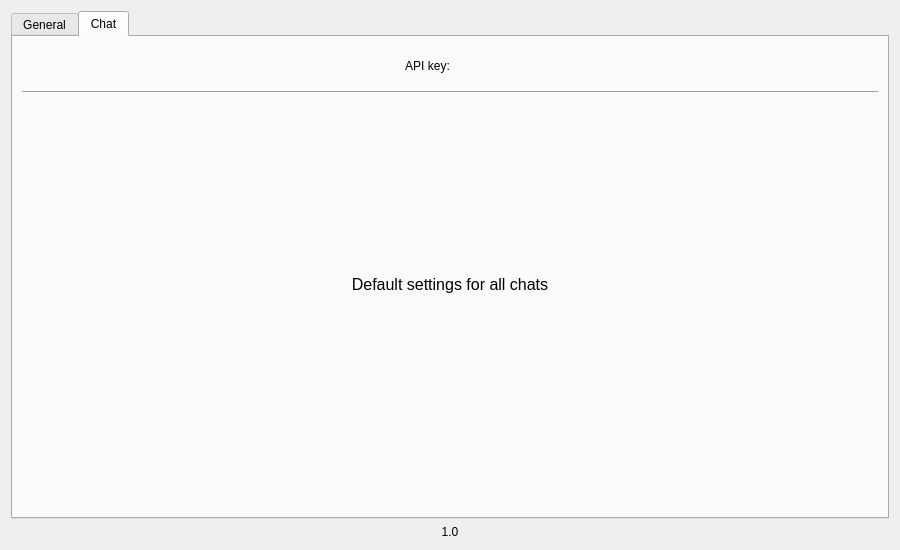
Before: the Qt Designer form src/ui/SettingsWidget.ui in KoromeloDev/MindMate, drawn with Qt 5.
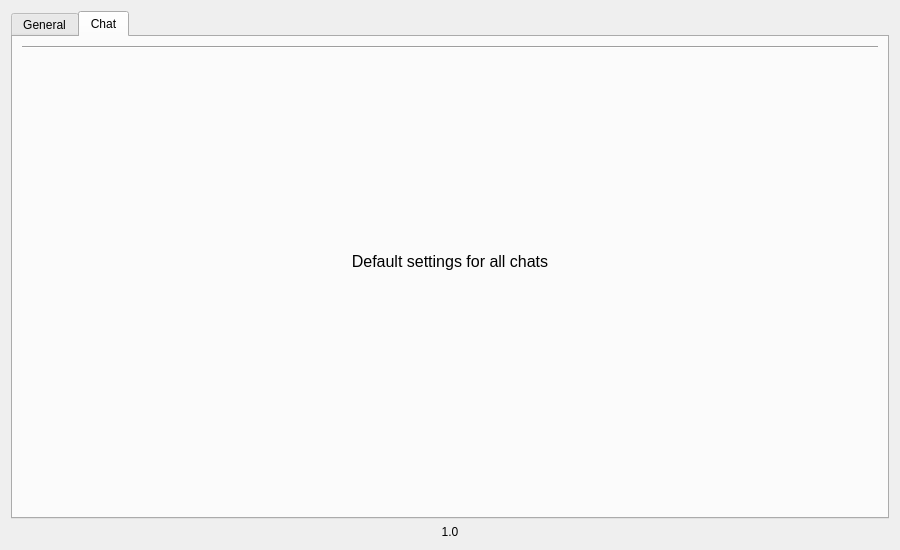
After: the same form once the commit is applied. The open tabs and pages were chosen to show the change.

The edit to the form file:
```diff
--- a/src/ui/SettingsWidget.ui
+++ b/src/ui/SettingsWidget.ui
@@ -134,7 +134,7 @@
        <string>Chat</string>
       </attribute>
       <layout class="QGridLayout" name="gridLayout_2">
-       <item row="2" column="0">
+       <item row="1" column="0">
         <layout class="QVBoxLayout" name="verticalLayout_2">
          <item>
           <widget class="Line" name="line">
@@ -179,68 +179,6 @@
          </item>
         </layout>
        </item>
-       <item row="0" column="0">
-        <layout class="QHBoxLayout" name="horizontalLayout">
-         <item>
-          <spacer name="horizontalSpacer_2">
-           <property name="orientation">
-            <enum>Qt::Horizontal</enum>
-           </property>
-           <property name="sizeHint" stdset="0">
-            <size>
-             <width>40</width>
-             <height>20</height>
-            </size>
-           </property>
-          </spacer>
-         </item>
-         <item>
-          <widget class="QLabel" name="keyLabel">
-           <property name="text">
-            <string>API key:</string>
-           </property>
-           <property name="alignment">
-            <set>Qt::AlignCenter</set>
-           </property>
-          </widget>
-         </item>
-         <item>
-          <widget class="QToolButton" name="editKeyButton">
-           <property name="sizePolicy">
-            <sizepolicy hsizetype="Maximum" vsizetype="Fixed">
-             <horstretch>0</horstretch>
-             <verstretch>0</verstretch>
-            </sizepolicy>
-           </property>
-           <property name="styleSheet">
-            <string notr="true"/>
-           </property>
-           <property name="iconSize">
-            <size>
-             <width>32</width>
-             <height>32</height>
-            </size>
-           </property>
-           <property name="autoRaise">
-            <bool>true</bool>
-           </property>
-          </widget>
-         </item>
-         <item>
-          <spacer name="horizontalSpacer">
-           <property name="orientation">
-            <enum>Qt::Horizontal</enum>
-           </property>
-           <property name="sizeHint" stdset="0">
-            <size>
-             <width>40</width>
-             <height>20</height>
-            </size>
-           </property>
-          </spacer>
-         </item>
-        </layout>
-       </item>
       </layout>
      </widget>
     </widget>
```
